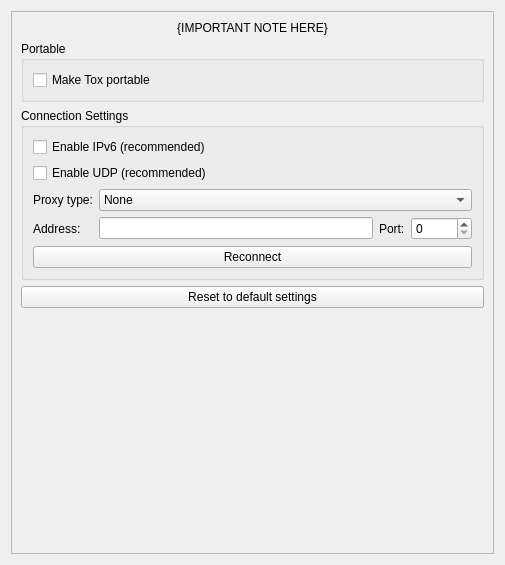
The window that src/widget/form/settings/advancedsettings.ui (qTox/qTox) describes before a commit, drawn with Qt 5.
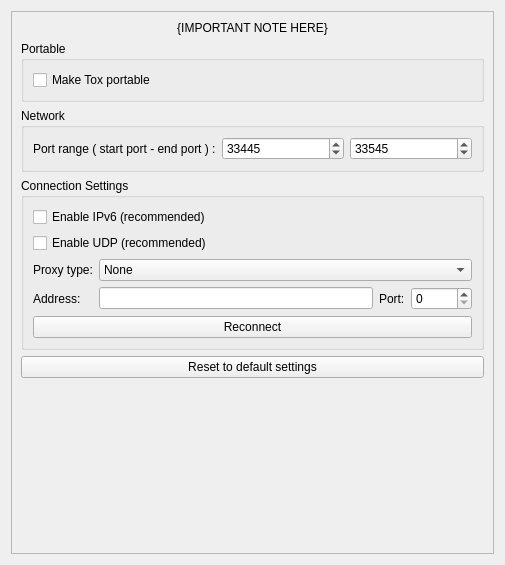
The same window after the commit. Custom widgets are drawn as their Qt base class.

Commit message:
feat(settings): add possibility to change the UDP port range
this commit fix a part of the issue #3334

The edit to the form file:
```diff
--- a/src/widget/form/settings/advancedsettings.ui
+++ b/src/widget/form/settings/advancedsettings.ui
@@ -24,8 +24,8 @@
        <rect>
         <x>0</x>
         <y>0</y>
-        <width>489</width>
-        <height>549</height>
+        <width>485</width>
+        <height>545</height>
        </rect>
       </property>
       <layout class="QVBoxLayout" name="verticalLayout_2">
@@ -64,6 +64,57 @@
          </layout>
         </widget>
        </item>
+       <item>
+        <widget class="QGroupBox" name="horizontalGroupBox">
+         <property name="title">
+          <string>Network</string>
+         </property>
+         <layout class="QHBoxLayout" name="NetworkGroup">
+          <item>
+           <widget class="QLabel" name="PortRangeLabel">
+            <property name="toolTip">
+             <string>Set the UDP port range used by qTox</string>
+            </property>
+            <property name="text">
+             <string>Port range ( start port - end port ) :</string>
+            </property>
+           </widget>
+          </item>
+          <item>
+           <widget class="QSpinBox" name="spinStartUDPPort">
+            <property name="toolTip">
+             <string>Set the start of the UDP port range</string>
+            </property>
+            <property name="minimum">
+             <number>0</number>
+            </property>
+            <property name="maximum">
+             <number>65535</number>
+            </property>
+            <property name="value">
+             <number>33445</number>
+            </property>
+           </widget>
+          </item>
+          <item>
+           <widget class="QSpinBox" name="spinEndUDPPort">
+            <property name="toolTip">
+             <string>Set the end of the UDP port range</string>
+            </property>
+            <property name="minimum">
+             <number>1024</number>
+            </property>
+            <property name="maximum">
+             <number>65535</number>
+            </property>
+            <property name="value">
+             <number>33545</number>
+            </property>
+           </widget>
+          </item>
+         </layout>
+        </widget>
+       </item>
        <item>
         <widget class="QGroupBox" name="connectionGroup">
          <property name="title">
```
The commit also changes 5 other files.
